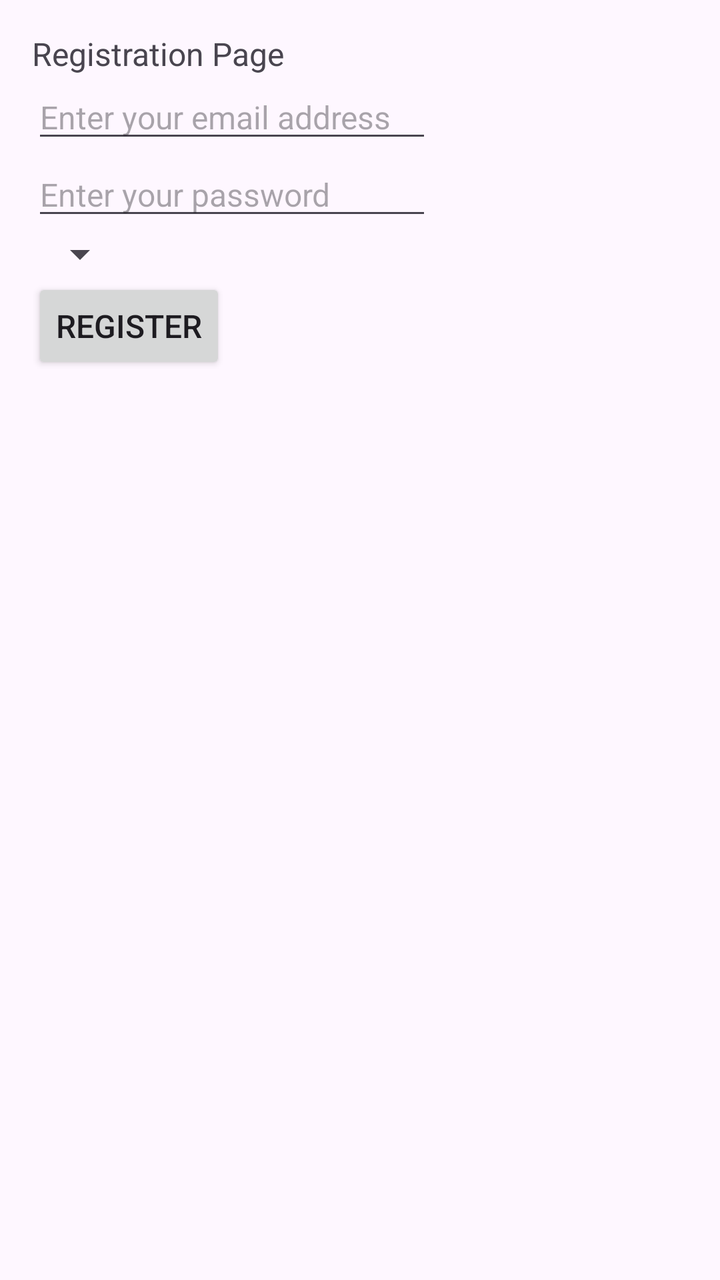
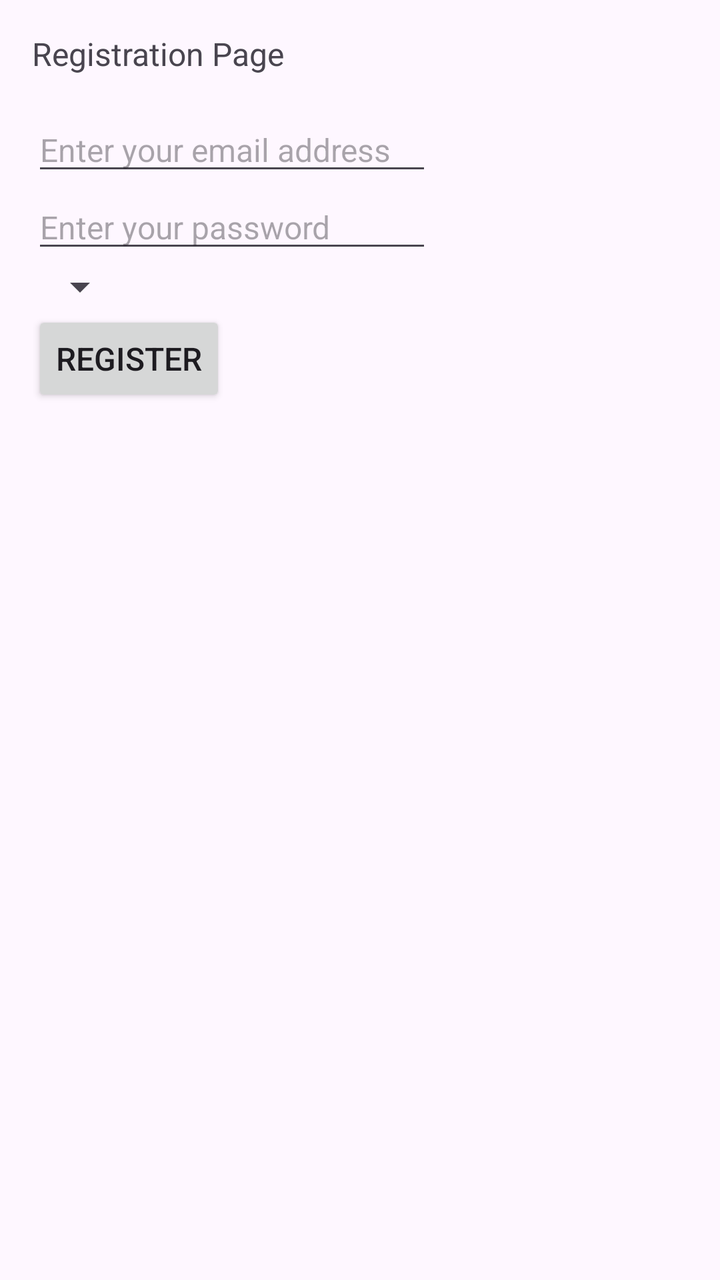

Compare the two renders of this Android layout. The source of the first and the diff that turns it into the second are given below.
<!-- AndroidManifest.xml: application theme Theme.QuickCashSummer15 -->
<!-- res/layout/activity_main.xml -->
<?xml version="1.0" encoding="utf-8"?>
<androidx.constraintlayout.widget.ConstraintLayout xmlns:android="http://schemas.android.com/apk/res/android"
        xmlns:app="http://schemas.android.com/apk/res-auto"
        xmlns:tools="http://schemas.android.com/tools"
        android:id="@+id/main"
        android:layout_width="match_parent"
        android:layout_height="match_parent"
        android:layout_marginRight="30dp"
        tools:context=".MainActivity">

        <LinearLayout
            android:layout_width="wrap_content"
            android:layout_height="wrap_content"
            android:orientation="vertical"
            android:padding="16dp"
            tools:ignore="MissingConstraints"
            tools:layout_editor_absoluteX="66dp"
            tools:layout_editor_absoluteY="0dp">

                <TextView
                    android:layout_width="wrap_content"
                    android:layout_height="wrap_content"
                    android:text="Registration Page"
                    android:textSize="16sp"></TextView>


                <EditText
                    android:id="@+id/emailBox"
                    android:layout_width="wrap_content"
                    android:layout_height="wrap_content"
                    android:width="200dp"
                    android:autofillHints=""
                    android:hint="Enter your email address"
                    android:inputType="textEmailAddress"
                    android:textSize="16sp"></EditText>

                <EditText
                    android:id="@+id/passwordBox"
                    android:layout_width="wrap_content"
                    android:layout_height="wrap_content"
                    android:width="200dp"
                    android:autofillHints=""
                    android:hint="Enter your password"
                    android:inputType="textPassword"
                    android:textSize="16sp"></EditText>


                <Spinner
                    android:id="@+id/roleSpinner"
                    android:layout_width="wrap_content"
                    android:layout_height="wrap_content"
                    android:dropDownWidth="200dp"></Spinner>

                <Button
                    android:id="@+id/registerButton"
                    android:layout_width="wrap_content"
                    android:layout_height="wrap_content"
                    android:text="Register"
                    android:textSize="16sp"></Button>

                <TextView
                    android:id="@+id/statusLabel"
                    android:layout_width="wrap_content"
                    android:layout_height="wrap_content"
                    android:text=""
                    android:textSize="16sp">
                </TextView>

        </LinearLayout>

</androidx.constraintlayout.widget.ConstraintLayout>
<!-- resources referenced by this layout -->
<resources>
  <style name="Theme.QuickCashSummer15" parent="Base.Theme.QuickCashSummer15" />
  <style name="Base.Theme.QuickCashSummer15" parent="Theme.Material3.DayNight.NoActionBar">
          
          
      </style>
</resources>

<!-- the commit's change to res/layout/activity_main.xml (unified diff, before → after) -->
@@ -19,7 +19,7 @@
 
                 <TextView
                     android:layout_width="wrap_content"
-                    android:layout_height="wrap_content"
+                    android:layout_height="38dp"
                     android:text="Registration Page"
                     android:textSize="16sp"></TextView>
 
